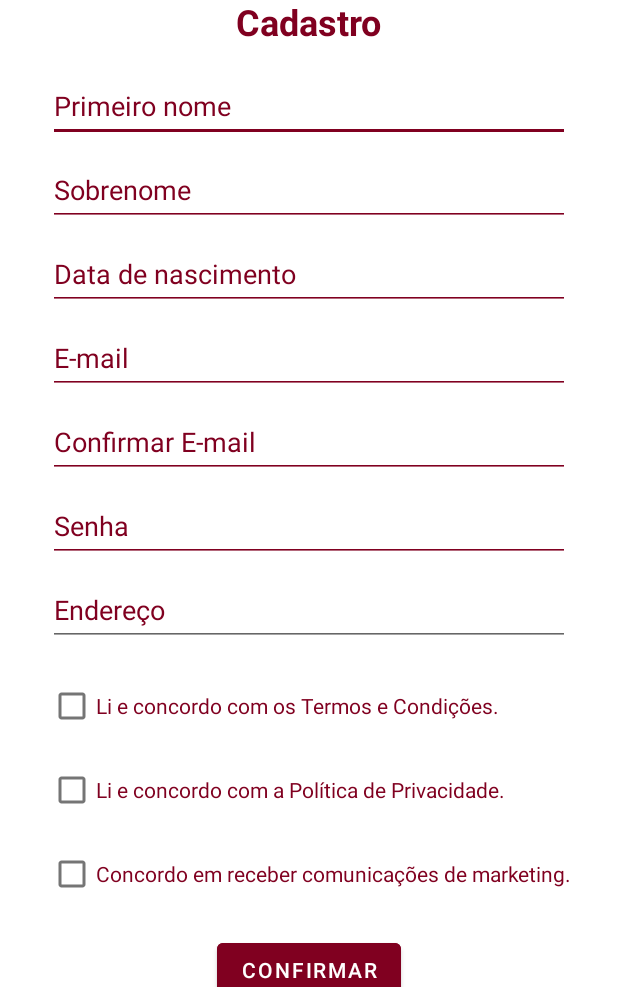
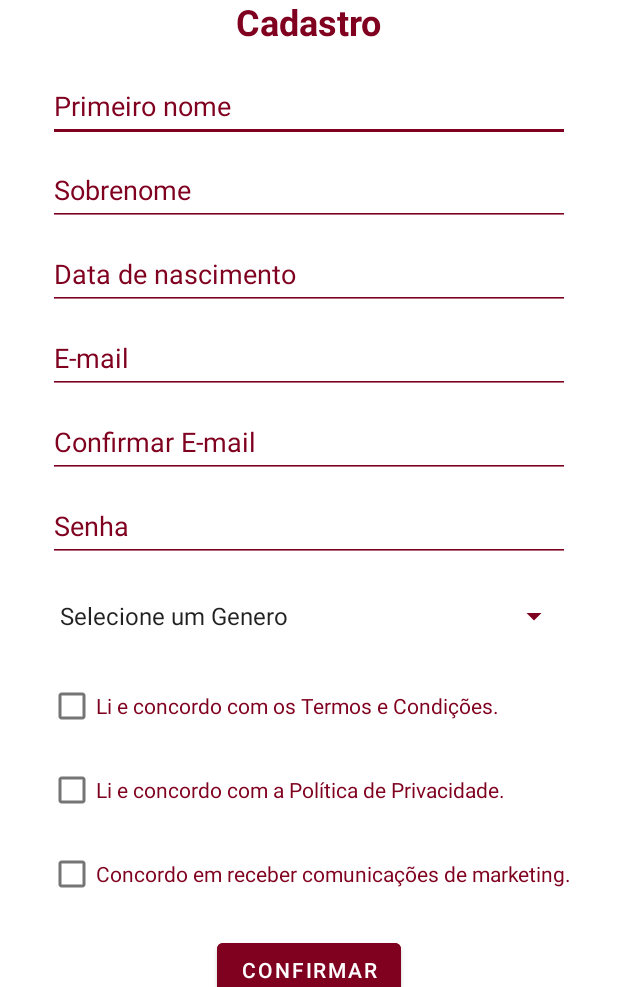
Before and after one commit to Marcelosls/AppRelacionamentoInsexBa, an Android app: the screen it shows after launch (CadastroActivity before the commit, RegisterActivity after it), after a tap on "CONFIRMAR", on a phone screen of 412 x 824 dp, the part 249-1236 px from its top. Run offline under Robolectric (Android 15) with nearby library versions, the phone set to English and light mode, and no system bars; 1 other tap on this screen came first.

Commit message:
campo endereço retirado e genero adicionado + conexão com api testada e funcionando

```diff
--- a/app/build.gradle.kts
+++ b/app/build.gradle.kts
@@ -36,6 +36,9 @@ dependencies {
     implementation(libs.appcompat)
     implementation(libs.material)
     implementation("com.google.android.gms:play-services-location:21.0.1")
+    implementation ("com.squareup.retrofit2:retrofit:2.9.0")
+    implementation ("com.squareup.retrofit2:converter-gson:2.9.0")
+    implementation ("com.google.code.gson:gson:2.8.9")
     testImplementation(libs.junit)
     androidTestImplementation(libs.ext.junit)
     androidTestImplementation(libs.espresso.core)
--- a/app/src/main/AndroidManifest.xml
+++ b/app/src/main/AndroidManifest.xml
@@ -6,6 +6,7 @@
     <!-- 🛡️ Permissões -->
     <uses-permission android:name="android.permission.ACCESS_FINE_LOCATION" />
     <uses-permission android:name="android.permission.ACCESS_COARSE_LOCATION" />
+    <uses-permission android:name="android.permission.INTERNET" />
 
     <application
         android:allowBackup="true"
@@ -20,7 +21,7 @@
 
         <!-- Tela inicial do app -->
         <activity
-            android:name=".CadastroActivity"
+            android:name=".activities.RegisterActivity"
             android:exported="true"
             android:windowSoftInputMode="adjustResize|stateHidden">
             <intent-filter>
--- a/app/src/main/java/com/br/apprelacionamento/CadastroActivity.java
+++ /dev/null
@@ -1,232 +0,0 @@
-package com.br.apprelacionamento;
-
-import android.Manifest;
-import android.content.pm.PackageManager;
-import android.location.Address;
-import android.location.Geocoder;
-import android.location.Location;
-import android.os.Bundle;
-import android.os.Looper;
-import android.text.Editable;
-import android.text.TextWatcher;
-import android.util.Log;
-import android.view.WindowManager;
-import android.widget.Button;
-import android.widget.CheckBox;
-import android.widget.EditText;
-import android.widget.Toast;
-
-import androidx.annotation.NonNull;
-import androidx.appcompat.app.AppCompatActivity;
-import androidx.core.app.ActivityCompat;
-
-import com.google.android.gms.location.FusedLocationProviderClient;
-import com.google.android.gms.location.LocationCallback;
-import com.google.android.gms.location.LocationRequest;
-import com.google.android.gms.location.LocationResult;
-import com.google.android.gms.location.LocationServices;
-
-import java.io.IOException;
-import java.util.Calendar;
-import java.util.List;
-import java.util.Locale;
-
-public class CadastroActivity extends AppCompatActivity {
-
-    private static final int REQUEST_LOCATION_PERMISSION = 1;
-    private EditText edtEndereco;
-    private FusedLocationProviderClient fusedLocationClient;
-
-    @Override
-    protected void onCreate(Bundle savedInstanceState) {
-        super.onCreate(savedInstanceState);
-        setContentView(R.layout.activity_cadastro);
-
-        getWindow().setSoftInputMode(WindowManager.LayoutParams.SOFT_INPUT_ADJUST_RESIZE);
-
-        EditText edtPrimeiroNome = findViewById(R.id.edtPrimeiroNome);
-        EditText edtSobrenome = findViewById(R.id.edtSobrenome);
-        EditText edtDataNascimento = findViewById(R.id.edtDataNascimento);
-        EditText edtEmail = findViewById(R.id.edtEmail);
-        EditText edtConfirmarEmail = findViewById(R.id.edtConfirmarEmail); // <-- Adicionado
-        EditText edtSenha = findViewById(R.id.edtSenha);
-        edtEndereco = findViewById(R.id.edtEndereco);
-
-        CheckBox ckTermos = findViewById(R.id.ckTermos);
-        CheckBox ckPrivacidade = findViewById(R.id.ckPrivacidade);
-        CheckBox ckMarketing = findViewById(R.id.ckMarketing);
-
-        Button btnConfirmar = findViewById(R.id.btnConfirmar);
-
-        fusedLocationClient = LocationServices.getFusedLocationProviderClient(this);
-
-        aplicarMascaraData(edtDataNascimento);
-
-        edtEndereco.setOnFocusChangeListener((v, hasFocus) -> {
-            if (hasFocus) {
-                solicitarPermissaoLocalizacao();
-            }
-        });
-
-        btnConfirmar.setOnClickListener(v -> {
-            String nome = edtPrimeiroNome.getText().toString().trim();
-            String sobrenome = edtSobrenome.getText().toString().trim();
-            String dataNascimento = edtDataNascimento.getText().toString().trim();
-            String email = edtEmail.getText().toString().trim();
-            String confirmarEmail = edtConfirmarEmail.getText().toString().trim(); // <-- Adicionado
-            String senha = edtSenha.getText().toString().trim();
-            String endereco = edtEndereco.getText().toString().trim();
-
-            if (nome.isEmpty() || sobrenome.isEmpty() || dataNascimento.isEmpty()
-                    || email.isEmpty() || confirmarEmail.isEmpty() || senha.isEmpty() || endereco.isEmpty()) {
-                Toast.makeText(this, "Preencha todos os campos obrigatórios.", Toast.LENGTH_SHORT).show();
-            } else if (!email.equals(confirmarEmail)) {
-                edtConfirmarEmail.setError("Os e-mails não coincidem");
-                edtConfirmarEmail.requestFocus();
-            } else if (!ckTermos.isChecked() || !ckPrivacidade.isChecked()) {
-                Toast.makeText(this, "Você precisa aceitar os termos e a política de privacidade.", Toast.LENGTH_SHORT).show();
-            } else {
-                Toast.makeText(this, "Cadastro enviado com sucesso!", Toast.LENGTH_SHORT).show();
-                // Aqui no futuro: enviar os dados para a API
-            }
-        });
-    }
-
-
-    private void solicitarPermissaoLocalizacao() {
-        if (ActivityCompat.checkSelfPermission(this, Manifest.permission.ACCESS_FINE_LOCATION)
-                != PackageManager.PERMISSION_GRANTED) {
-            ActivityCompat.requestPermissions(this,
-                    new String[]{Manifest.permission.ACCESS_FINE_LOCATION},
-                    REQUEST_LOCATION_PERMISSION);
-        } else {
-            obterLocalizacaoAtual();
-        }
-    }
-
-    private void obterLocalizacaoAtual() {
-        if (ActivityCompat.checkSelfPermission(this, Manifest.permission.ACCESS_FINE_LOCATION)
-                != PackageManager.PERMISSION_GRANTED) {
-            return;
-        }
-
-        // Solicita uma nova leitura de localização
-        LocationRequest locationRequest = LocationRequest.create();
-        locationRequest.setPriority(LocationRequest.PRIORITY_HIGH_ACCURACY);
-        locationRequest.setInterval(1000);
-        locationRequest.setNumUpdates(1); // Só uma vez
-
-        fusedLocationClient.requestLocationUpdates(locationRequest, new LocationCallback() {
-            @Override
-            public void onLocationResult(LocationResult locationResult) {
-                if (locationResult == null) return;
-                Location location = locationResult.getLastLocation();
-                if (location != null) {
-                    preencherCidade(location);
-                }
-            }
-        }, Looper.getMainLooper());
-    }
-
-    private void preencherCidade(Location location) {
-        try {
-            Log.d("LOCALIZACAO", "Latitude: " + location.getLatitude());
-            Log.d("LOCALIZACAO", "Longitude: " + location.getLongitude());
-
-            Geocoder geocoder = new Geocoder(this, Locale.getDefault());
-            List<Address> addresses = geocoder.getFromLocation(
-                    location.getLatitude(), location.getLongitude(), 1);
-
-            if (!addresses.isEmpty()) {
-                Address address = addresses.get(0);
-
-                String cidade = address.getLocality();
-                String subAdmin = address.getSubAdminArea();
-                String admin = address.getAdminArea();
-
-                Log.d("LOCALIZACAO", "Locality: " + cidade);
-                Log.d("LOCALIZACAO", "SubAdminArea: " + subAdmin);
-                Log.d("LOCALIZACAO", "AdminArea: " + admin);
-
-                // Tenta preencher com prioridade para a cidade
-                if (cidade != null && !cidade.isEmpty()) {
-                    edtEndereco.setText(cidade);
-                } else if (subAdmin != null && !subAdmin.isEmpty()) {
-                    edtEndereco.setText(subAdmin);
-                } else if (admin != null && !admin.isEmpty()) {
-                    edtEndereco.setText(admin);
-                } else {
-                    Toast.makeText(this, "Cidade não disponível", Toast.LENGTH_SHORT).show();
-                }
-            } else {
-                Toast.makeText(this, "Cidade não encontrada", Toast.LENGTH_SHORT).show();
-            }
-
-        } catch (IOException e) {
-            e.printStackTrace();
-            Toast.makeText(this, "Erro ao obter cidade", Toast.LENGTH_SHORT).show();
-        }
-    }
-
-
-    @Override
-    public void onRequestPermissionsResult(int requestCode, @NonNull String[] permissions,
-                                           @NonNull int[] grantResults) {
-        super.onRequestPermissionsResult(requestCode, permissions, grantResults);
-        if (requestCode == REQUEST_LOCATION_PERMISSION) {
-            if (grantResults.length > 0 && grantResults[0] == PackageManager.PERMISSION_GRANTED) {
-                obterLocalizacaoAtual();
-            } else {
-                Toast.makeText(this, "Permissão de localização negada", Toast.LENGTH_SHORT).show();
-            }
-        }
-    }
-
-    //metodo para aplicar mascara na data
-    private void aplicarMascaraData(EditText editText) {
-        editText.addTextChangedListener(new TextWatcher() {
-            private boolean isUpdating;
-            private String old = "";
-
-            @Override
-            public void beforeTextChanged(CharSequence s, int start, int count, int after) {
-            }
-
-            @Override
-            public void onTextChanged(CharSequence s, int start, int before, int count) {
-                String str = s.toString().replaceAll("[^\\d]", "");
-
-                StringBuilder mascara = new StringBuilder();
-                if (isUpdating) {
-                    old = str;
-                    isUpdating = false;
-                    return;
-                }
-
-                int length = str.length();
-                int i = 0;
-
-                while (i < length && i < 8) {
-                    if (i == 2 || i == 4) mascara.append('/');
-                    mascara.append(str.charAt(i));
-                    i++;
-                }
-
-                // Preenche com "D", "M" e "A" se estiver vazio
-                if (str.isEmpty()) {
-                    mascara.append("DD/MM/AAAA".substring(mascara.length()));
-                }
-
-                isUpdating = true;
-                editText.setText(mascara.toString());
-                editText.setSelection(mascara.length());
-            }
-
-            @Override
-            public void afterTextChanged(Editable s) {
-            }
-        });
-    }
-
-
-}
--- /dev/null
+++ b/app/src/main/java/com/br/apprelacionamento/activities/RegisterActivity.java
@@ -0,0 +1,209 @@
+package com.br.apprelacionamento.activities;
+
+import android.app.DatePickerDialog;
+import android.os.Bundle;
+import android.text.InputType;
+import android.view.View;
+import android.widget.AdapterView;
+import android.widget.ArrayAdapter;
+import android.widget.Button;
+import android.widget.CheckBox;
+import android.widget.EditText;
+import android.widget.Spinner;
+import android.widget.Toast;
+
+import androidx.appcompat.app.AppCompatActivity;
+
+import com.br.apprelacionamento.R;
+import com.br.apprelacionamento.api.ApiClient;
+import com.br.apprelacionamento.api.ApiService;
+import com.br.apprelacionamento.models.UserRequest;
+
+import java.text.ParseException;
+import java.text.SimpleDateFormat;
+import java.util.Calendar;
+import java.util.Locale;
+
+import okhttp3.ResponseBody;
+import retrofit2.Call;
+import retrofit2.Callback;
+import retrofit2.Response;
+
+public class RegisterActivity extends AppCompatActivity {
+
+    private EditText edtFirstName, edtLastName, edtEmail, edtConfirmEmail,
+            edtPassword, edtBirthDate;
+    private Spinner spinnerGender;// Spinner de gênero
+    private Button btnRegister;// Botão de registro
+    private String selectedGender;// Variável para armazenar o gênero selecionado
+
+    // Configura a activity
+    @Override
+    protected void onCreate(Bundle savedInstanceState) {
+        super.onCreate(savedInstanceState);
+
+        setContentView(R.layout.activity_register);
+
+        edtFirstName = findViewById(R.id.edtFirstName);
+        edtLastName = findViewById(R.id.edtLastName);
+        edtEmail = findViewById(R.id.edtEmail);
+        edtConfirmEmail = findViewById(R.id.edtConfirmEmail);
+        edtPassword = findViewById(R.id.edtPassword);
+        edtBirthDate = findViewById(R.id.edtBirthDate);
+        spinnerGender = findViewById(R.id.spinnerGender);
+        btnRegister = findViewById(R.id.btnRegister);
+
+
+
+        // Configura DatePickerDialog para data de nascimento
+        edtBirthDate.setInputType(InputType.TYPE_NULL); // Evita teclado
+        edtBirthDate.setOnClickListener(v -> showDatePickerDialog());
+
+        // Spinner de gênero
+        setupGenderSpinner();
+
+        btnRegister.setOnClickListener(v -> registerUser());
+    }
+
+    // Exibe o DatePickerDialog
+    private void showDatePickerDialog() {
+        final Calendar calendar = Calendar.getInstance();
+
+        DatePickerDialog datePickerDialog = new DatePickerDialog(
+                this,
+                (view, year, month, dayOfMonth) -> {
+                    String selectedDate = String.format(Locale.getDefault(), "%02d/%02d/%04d", dayOfMonth, month + 1, year);
+                    edtBirthDate.setText(selectedDate);
+                },
+                calendar.get(Calendar.YEAR),
+                calendar.get(Calendar.MONTH),
+                calendar.get(Calendar.DAY_OF_MONTH)
+        );
+
+        datePickerDialog.show();
+    }
+
+    // Configura o Spinner de gênero
+    private void setupGenderSpinner() {
+        ArrayAdapter<CharSequence> adapter = ArrayAdapter.createFromResource(this,
+                R.array.gender_array, android.R.layout.simple_spinner_item);
+        adapter.setDropDownViewResource(android.R.layout.simple_spinner_dropdown_item);
+        spinnerGender.setAdapter(adapter);
+
+        spinnerGender.setOnItemSelectedListener(new AdapterView.OnItemSelectedListener() {
+            @Override
+            public void onItemSelected(AdapterView<?> parent, View view, int position, long id) {
+                selectedGender = parent.getItemAtPosition(position).toString();
+            }
+
+            @Override
+            public void onNothingSelected(AdapterView<?> parent) {
+                // Gênero padrão já setado
+            }
+        });
+    }
+
+    // Registra o usuário
+    private void registerUser() {
+        String firstName = edtFirstName.getText().toString().trim();
+        String lastName = edtLastName.getText().toString().trim();
+        String email = edtEmail.getText().toString().trim();
+        String confirmEmail = edtConfirmEmail.getText().toString().trim();
+        String password = edtPassword.getText().toString().trim();
+        String birthDate = edtBirthDate.getText().toString().trim();
+        String gender = spinnerGender.getSelectedItem().toString();
+
+        CheckBox ckTermos = findViewById(R.id.ckTermos);
+        CheckBox ckPrivacidade = findViewById(R.id.ckPrivacidade);
+        CheckBox ckMarketing = findViewById(R.id.ckMarketing); // Opcional
+
+        // Campos obrigatórios
+        if (firstName.isEmpty() || lastName.isEmpty() || email.isEmpty() || confirmEmail.isEmpty()
+                || password.isEmpty() || birthDate.isEmpty()) {
+            Toast.makeText(this, "Preencha todos os campos obrigatórios.", Toast.LENGTH_SHORT).show();
+            return;
+        }
+
+        // Emails diferentes
+        if (!email.equals(confirmEmail)) {
+            Toast.makeText(this, "Os e-mails não coincidem.", Toast.LENGTH_SHORT).show();
+            return;
+        }
+
+        // Gênero não selecionado
+        if (gender.equals("Selecione um Genero")) {
+            Toast.makeText(this, "Por favor, selecione um gênero válido.", Toast.LENGTH_SHORT).show();
+            return;
+        }
+
+        // Checkboxes obrigatórios
+        if (!ckTermos.isChecked() || !ckPrivacidade.isChecked()) {
+            Toast.makeText(this, "Você deve aceitar os termos e a política de privacidade.", Toast.LENGTH_SHORT).show();
+            return;
+        }
+
+        String formattedDate = formatDateToBackend(birthDate);
+        if (formattedDate == null) {
+            Toast.makeText(this, "Data de nascimento inválida. Use dd/MM/yyyy.", Toast.LENGTH_SHORT).show();
+            return;
+        }
+
+        String genderForBackend = convertGenderToBackend(gender);
+
+        UserRequest userRequest = new UserRequest(
+                firstName,
+                lastName,
+                password,
+                email,
+                formattedDate,
+                genderForBackend,
+                "Usuario",
+                1
+        );
+
+        ApiService apiService = ApiClient.getClient().create(ApiService.class);
+        Call<ResponseBody> call = apiService.registerUser(userRequest);
+
+        call.enqueue(new Callback<>() {
+            @Override
+            public void onResponse(Call<ResponseBody> call, Response<ResponseBody> response) {
+                if (response.isSuccessful()) {
+                    Toast.makeText(RegisterActivity.this, "Usuário registrado com sucesso!", Toast.LENGTH_LONG).show();
+                    finish(); // fecha a tela
+                } else {
+                    Toast.makeText(RegisterActivity.this, "Erro ao registrar. Código: " + response.code(), Toast.LENGTH_LONG).show();
+                }
+            }
+
+            @Override
+            public void onFailure(Call<ResponseBody> call, Throwable t) {
+                Toast.makeText(RegisterActivity.this, "Falha na conexão: " + t.getMessage(), Toast.LENGTH_LONG).show();
+            }
+        });
+    }
+
+    // Formata a data para o padrão do backend ano-mes-dia
+    private String formatDateToBackend(String date) {
+        try {
+            SimpleDateFormat inputFormat = new SimpleDateFormat("dd/MM/yyyy", Locale.getDefault());
+            SimpleDateFormat outputFormat = new SimpleDateFormat("yyyy-MM-dd", Locale.getDefault());
+            return outputFormat.format(inputFormat.parse(date));
+        } catch (ParseException e) {
+            return null;
+        }
+    }
+
+    // Converte o gênero para o padrão do backend "Masculino" "Feminino" "Nao_Binario"
+    private String convertGenderToBackend(String gender) {
+        switch (gender) {
+            case "Masculino":
+                return "Masculino";
+            case "Feminino":
+                return "Feminino";
+            case "Não-Binário":
+                return "Nao_Binario";
+            default:
+                return "Outro";
+        }
+    }
+}
--- /dev/null
+++ b/app/src/main/java/com/br/apprelacionamento/api/ApiService.java
@@ -0,0 +1,13 @@
+package com.br.apprelacionamento.api;
+
+import com.br.apprelacionamento.models.UserRequest;
+
+import okhttp3.ResponseBody;
+import retrofit2.Call;
+import retrofit2.http.Body;
+import retrofit2.http.POST;
+
+public interface ApiService {
+    @POST("/insexba/register")
+    Call<ResponseBody> registerUser(@Body UserRequest userRequest);
+}
--- a/app/src/main/res/layout/activity_cadastro.xml
+++ b/app/src/main/res/layout/activity_register.xml
@@ -37,7 +37,7 @@
             app:layout_constraintEnd_toEndOf="parent" />
 
         <EditText
-            android:id="@+id/edtPrimeiroNome"
+            android:id="@+id/edtFirstName"
             android:layout_width="0dp"
             android:layout_height="wrap_content"
             android:hint="Primeiro nome"
@@ -53,7 +53,7 @@
             app:layout_constraintEnd_toEndOf="parent" />
 
         <EditText
-            android:id="@+id/edtSobrenome"
+            android:id="@+id/edtLastName"
             android:layout_width="0dp"
             android:layout_height="wrap_content"
             android:hint="Sobrenome"
@@ -64,12 +64,12 @@
             android:backgroundTint="#800020"
             android:minHeight="48dp"
             android:paddingVertical="8dp"
-            app:layout_constraintTop_toBottomOf="@id/edtPrimeiroNome"
+            app:layout_constraintTop_toBottomOf="@id/edtFirstName"
             app:layout_constraintStart_toStartOf="parent"
             app:layout_constraintEnd_toEndOf="parent" />
 
         <EditText
-            android:id="@+id/edtDataNascimento"
+            android:id="@+id/edtBirthDate"
             android:layout_width="0dp"
             android:layout_height="wrap_content"
             android:hint="Data de nascimento"
@@ -81,7 +81,7 @@
             android:backgroundTint="#800020"
             android:minHeight="48dp"
             android:paddingVertical="8dp"
-            app:layout_constraintTop_toBottomOf="@id/edtSobrenome"
+            app:layout_constraintTop_toBottomOf="@id/edtLastName"
             app:layout_constraintStart_toStartOf="parent"
             app:layout_constraintEnd_toEndOf="parent" />
 
@@ -98,12 +98,12 @@
             android:backgroundTint="#800020"
             android:minHeight="48dp"
             android:paddingVertical="8dp"
-            app:layout_constraintTop_toBottomOf="@id/edtDataNascimento"
+            app:layout_constraintTop_toBottomOf="@id/edtBirthDate"
             app:layout_constraintStart_toStartOf="parent"
             app:layout_constraintEnd_toEndOf="parent" />
 
         <EditText
-            android:id="@+id/edtConfirmarEmail"
+            android:id="@+id/edtConfirmEmail"
             android:layout_width="0dp"
             android:layout_height="wrap_content"
             android:hint="Confirmar E-mail"
@@ -120,7 +120,7 @@
             app:layout_constraintEnd_toEndOf="parent" />
 
         <EditText
-            android:id="@+id/edtSenha"
+            android:id="@+id/edtPassword"
             android:layout_width="0dp"
             android:layout_height="wrap_content"
             android:hint="Senha"
@@ -132,35 +132,35 @@
             android:backgroundTint="#800020"
             android:minHeight="48dp"
             android:paddingVertical="8dp"
-            app:layout_constraintTop_toBottomOf="@id/edtConfirmarEmail"
+            app:layout_constraintTop_toBottomOf="@id/edtConfirmEmail"
             app:layout_constraintStart_toStartOf="parent"
             app:layout_constraintEnd_toEndOf="parent" />
 
-        <EditText
-            android:id="@+id/edtEndereco"
+
+        <Spinner
+            android:id="@+id/spinnerGender"
             android:layout_width="0dp"
             android:layout_height="wrap_content"
-            android:hint="Endereço"
-            android:textColorHint="#800020"
-            android:textColor="#800020"
-            android:layout_marginTop="8dp"
             android:layout_marginHorizontal="32dp"
-            android:minHeight="48dp"
-            android:paddingVertical="8dp"
-            app:layout_constraintTop_toBottomOf="@id/edtSenha"
+            android:layout_marginTop="24dp"
+            android:backgroundTint="#800020"
+            android:popupBackground="#FFFFFF"
+            android:spinnerMode="dropdown"
+            android:theme="@style/ThemeOverlay.AppCompat.Light"
+            app:layout_constraintEnd_toEndOf="parent"
             app:layout_constraintStart_toStartOf="parent"
-            app:layout_constraintEnd_toEndOf="parent" />
+            app:layout_constraintTop_toBottomOf="@id/edtPassword" />
 
         <CheckBox
             android:id="@+id/ckTermos"
             android:layout_width="wrap_content"
             android:layout_height="wrap_content"
+            android:layout_marginTop="24dp"
+            android:minHeight="48dp"
             android:text="Li e concordo com os Termos e Condições."
             android:textColor="#800020"
-            android:minHeight="48dp"
-            android:layout_marginTop="16dp"
-            app:layout_constraintTop_toBottomOf="@id/edtEndereco"
-            app:layout_constraintStart_toStartOf="@id/edtEndereco" />
+            app:layout_constraintStart_toStartOf="@id/spinnerGender"
+            app:layout_constraintTop_toBottomOf="@id/spinnerGender" />
 
         <CheckBox
             android:id="@+id/ckPrivacidade"
@@ -185,7 +185,7 @@
             app:layout_constraintStart_toStartOf="@id/ckPrivacidade" />
 
         <Button
-            android:id="@+id/btnConfirmar"
+            android:id="@+id/btnRegister"
             android:layout_width="wrap_content"
             android:layout_height="wrap_content"
             android:text="Confirmar"
--- a/app/src/main/res/values/strings.xml
+++ b/app/src/main/res/values/strings.xml
@@ -1,3 +1,10 @@
 <resources>
     <string name="app_name">AppRelacionamento</string>
+
+    <string-array name="gender_array">
+        <item>Selecione um Genero</item>
+        <item>Masculino</item>
+        <item>Feminino</item>
+        <item>Não-Binário</item>
+    </string-array>
 </resources>
```
Also changed, not shown: app/src/main/java/com/br/apprelacionamento/api/ApiClient.java (added, +18 -0 lines), app/src/main/java/com/br/apprelacionamento/models/UserRequest.java (added, +26 -0 lines).
